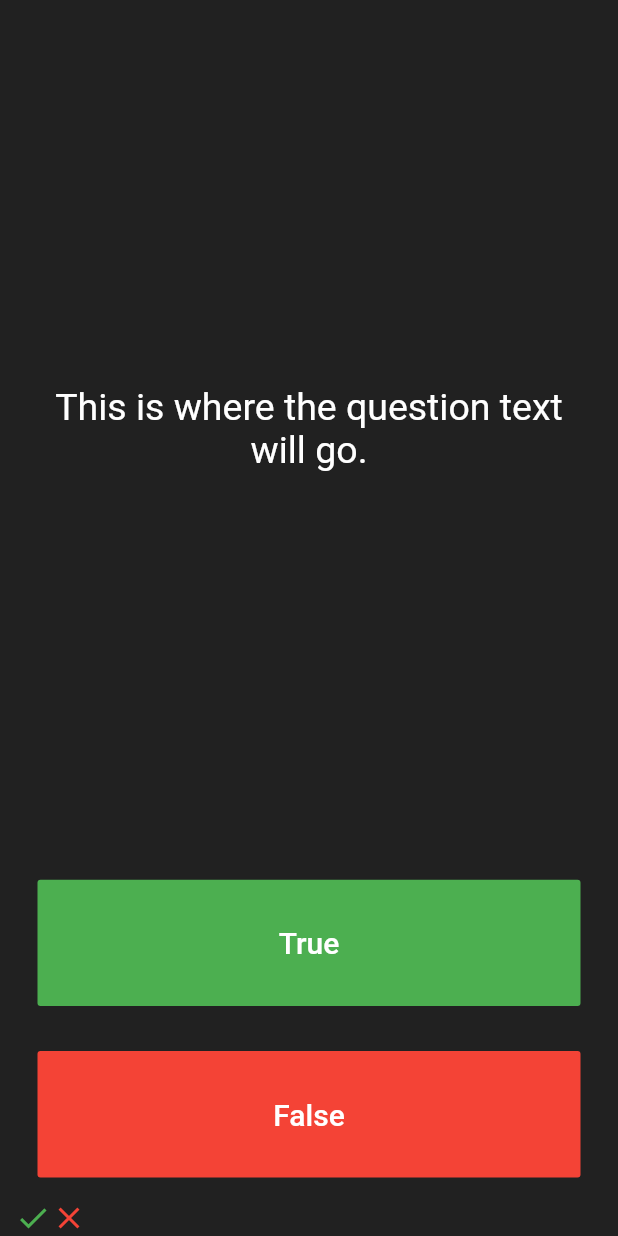
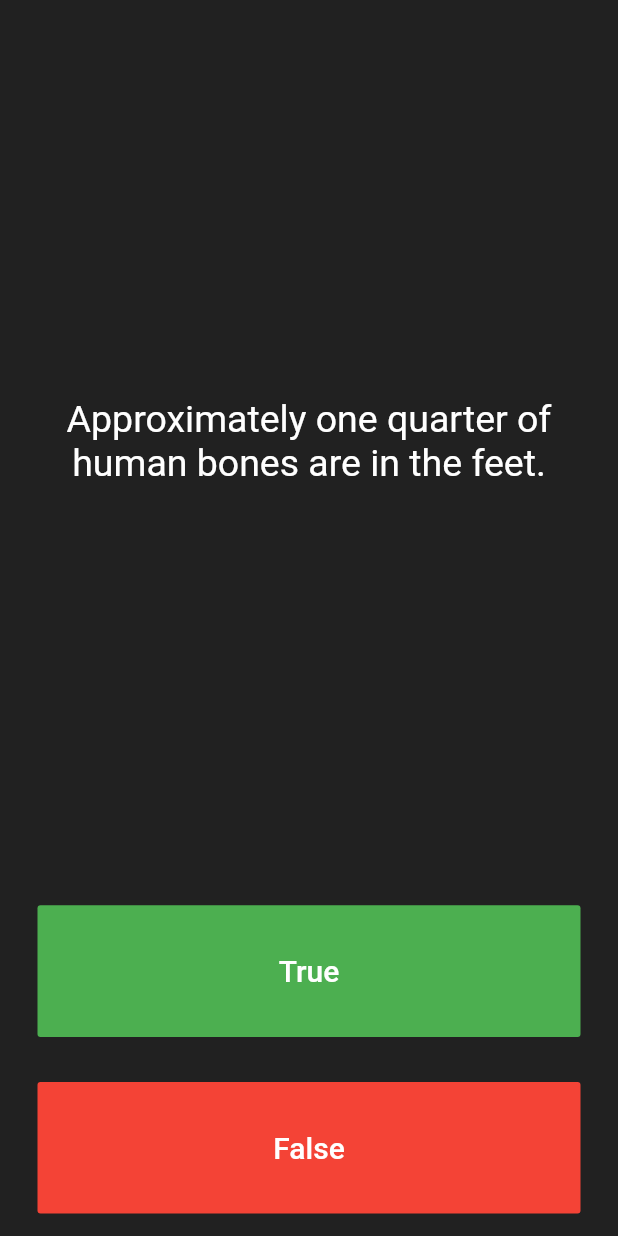
Before and after one commit to deepakDOTexe/quizzler-flutter-master, a Flutter app: the screen it shows after launch, after a tap on "True", on a phone screen of 412 x 824 dp. Run offline on Flutter 3.47's test engine with Material 2 defaults, Android fonts, the phone set to English and light mode, and no system bars.

Commit message:
added question bank

```diff
--- a/lib/main.dart
+++ b/lib/main.dart
@@ -1,4 +1,6 @@
+import 'package:flutter/foundation.dart';
 import 'package:flutter/material.dart';
+import 'question.dart';
 
 void main() => runApp(Quizzler());
 
@@ -25,6 +27,32 @@ class QuizPage extends StatefulWidget {
 }
 
 class _QuizPageState extends State<QuizPage> {
+
+  List<Icon> scoreKeeper = [];
+
+//  List<String> questions = [
+//    'You can lead a cow down stairs but not up stairs.',
+//    'Approximately one quarter of human bones are in the feet.',
+//    'A slug\'s blood is green.'
+//  ];
+//
+  int questionNumber = 0;
+//
+//  List<bool> answers = [
+//    false,
+//    true,
+//    true
+//  ];
+//
+//  Question q1 = Question(q: 'You can lead a cow down stairs but not up stairs.', a: false);
+
+  List<Question> questionList = [
+    Question(q: 'You can lead a cow down stairs but not up stairs.', a: false),
+    Question(q: 'Approximately one quarter of human bones are in the feet.', a: true),
+    Question(q: 'A slug\'s blood is green.', a: true)
+  ];
+
+
   @override
   Widget build(BuildContext context) {
     return Column(
@@ -37,7 +65,7 @@ class _QuizPageState extends State<QuizPage> {
             padding: EdgeInsets.all(10.0),
             child: Center(
               child: Text(
-                'This is where the question text will go.',
+                questionList[questionNumber].questionText,
                 textAlign: TextAlign.center,
                 style: TextStyle(
                   fontSize: 25.0,
@@ -62,6 +90,16 @@ class _QuizPageState extends State<QuizPage> {
               ),
               onPressed: () {
                 //The user picked true.
+                bool correctAnswer = questionList[questionNumber].questionAnswer;
+                if(correctAnswer == true){
+                    print('U got it right');
+                  }
+                else{
+                  print('U got it wrong');
+                }
+                setState(() {
+                  questionNumber = (questionNumber + 1) % 3;
+                });
               },
             ),
           ),
@@ -80,21 +118,23 @@ class _QuizPageState extends State<QuizPage> {
               ),
               onPressed: () {
                 //The user picked false.
+                bool correctAnswer = questionList[questionNumber].questionAnswer;
+
+                if(correctAnswer == false){
+                  print('U got it right');
+                }
+                else{
+                  print('U got it wrong');
+                }
+                setState(() {
+                  questionNumber = (questionNumber + 1) % 3;
+                });
               },
             ),
           ),
         ),
         Row(
-          children: <Widget>[
-            Icon(
-              Icons.check,
-              color: Colors.green,
-            ),
-            Icon(
-              Icons.close,
-              color: Colors.red,
-            ),
-          ],
+          children: scoreKeeper
         ),
       ],
     );
--- /dev/null
+++ b/lib/question.dart
@@ -0,0 +1,10 @@
+class Question {
+
+  String questionText;
+  bool questionAnswer;
+
+  Question({String q, bool a}){
+    questionText = q;
+    questionAnswer = a;
+  }
+}
```
